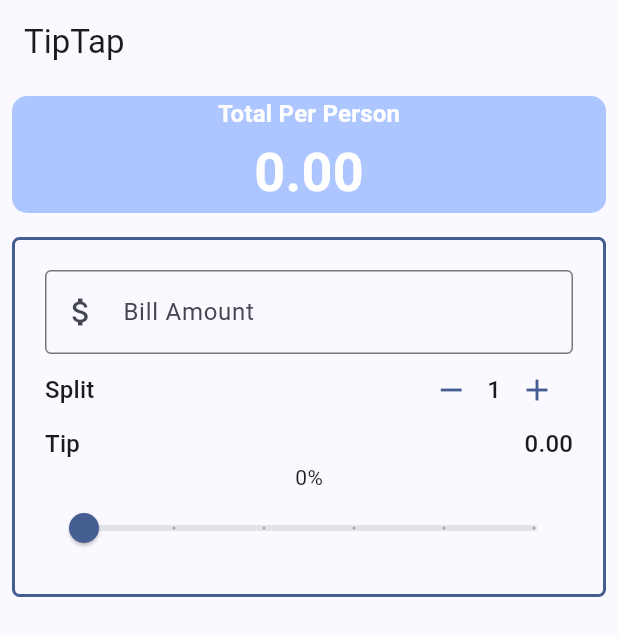
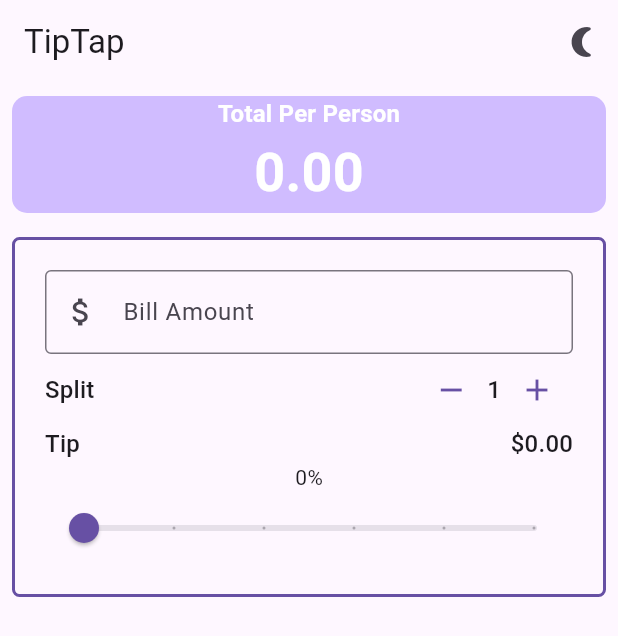
Before and after one commit to LiftAndLogic/tiptap-app, a Flutter app: the screen it shows after launch, on a phone screen of 412 x 824 dp. Shown: the top 636 px of the screen. Run offline on Flutter 3.47's test engine with Material 3 defaults, Android fonts, the phone set to English and light mode, and no system bars.

Commit message:
Tip Calculator App Using Provider

```diff
--- a/lib/main.dart
+++ b/lib/main.dart
@@ -1,13 +1,23 @@
 import 'package:flutter/material.dart';
+import 'package:provider/provider.dart';
+import 'package:tiptap/providers/ThemeProvider.dart';
+import 'package:tiptap/providers/TipCalculatorModel.dart';
 import 'package:tiptap/widgets/bill_amount_field.dart';
 import 'package:tiptap/widgets/person_counter.dart';
 import 'package:tiptap/widgets/tip_row.dart';
 import 'package:tiptap/widgets/tip_slider.dart';
+import 'package:tiptap/widgets/toggle_theme_button.dart';
 import 'package:tiptap/widgets/total_per_person.dart';
 
 
 void main() {
-  runApp(const MyApp());
+  runApp(MultiProvider(
+    providers: [
+      ChangeNotifierProvider(create: (context) => TipCalculatorModel()),
+      ChangeNotifierProvider(create: (context) => ThemeProvider()),
+      ],
+    child: const MyApp()),
+  );
 }
 
 class MyApp extends StatelessWidget {
@@ -16,11 +26,13 @@ class MyApp extends StatelessWidget {
   // This widget is the root of your application.
   @override
   Widget build(BuildContext context) {
+    final themeProvider = Provider.of<ThemeProvider>(context);
     return MaterialApp(
       title: 'TipTap',
-      theme: ThemeData(
-        colorScheme: ColorScheme.fromSeed(seedColor: Colors.blueAccent),
-      ),
+      // theme: ThemeData(
+      //   colorScheme: ColorScheme.fromSeed(seedColor: Colors.blueAccent),
+      // ),
+      theme: themeProvider.currentTheme,
       home: const TipTap(),
     );
   }
@@ -34,38 +46,13 @@ class MyApp extends StatelessWidget {
 }
 
 class _TipTapState extends State<TipTap> {
-  int _personCount = 1;
-  double _tipPecentage = 0.0;
-  double _billTotal = 0.0;
-
-  double totalPerPerson(){
-    return ((_billTotal * _tipPecentage) + (_billTotal)) / _personCount;
-  }
-
-  double totalTip(){
-    return (_billTotal * _tipPecentage);
-  }
-
-  //increment and decrement methods
-  void increment(){
-    setState(() {
-      _personCount = _personCount + 1;
-    });
-  }
-
-  void decrement(){
-    setState(() {
-      if (_personCount > 1){
-      _personCount--;
-      }
-    });
-  }
 
   @override
   Widget build(BuildContext context) {
     var theme = Theme.of(context);
-    double total = totalPerPerson();
-    double totalT = totalTip();
+    final model = Provider.of<TipCalculatorModel>(context);
+    final themeProvider = Provider.of<ThemeProvider>(context);
+
     //Add style
     final style = theme.textTheme.titleMedium!.copyWith(
       color: theme.colorScheme.onPrimary,
@@ -75,11 +62,14 @@ class _TipTapState extends State<TipTap> {
     return Scaffold(
       appBar: AppBar(
         title: const Text('TipTap'),
+        actions: [
+          ToggleThemeButton(themeProvider: themeProvider),
+        ],
       ),
       body: Column(
         crossAxisAlignment: CrossAxisAlignment.stretch,
         children: [
-          TotalPerPerson(theme: theme, style: style, total: total),
+          TotalPerPerson(theme: theme, style: style, total: model.totalPerPerson),
 
           //Form
           Padding(
@@ -96,34 +86,39 @@ class _TipTapState extends State<TipTap> {
               child: Column(
                 children: [
                   BillAmountField(
-                    billAmount: _billTotal.toString(),
-                    onChanged: (value){
-                      setState(() {
-                        _billTotal = double.parse(value);
-                      });
-                      //print("Amount: $value");
+                    billAmount: model.billTotal.toString(),
+                    onChanged: (billTotal){
+                      model.updateBillTotal(double.parse(billTotal));
+                      //print("Amount: $billTotal");
                     }
 
                   ),
                   //Split bill section
                   PersonCounter(
                     theme: theme,
-                    personCount: _personCount,
-                    onDecrement: decrement,
-                    onIncrement: increment
+                    personCount: model.personCount,
+                    onDecrement: () {
+                      if (model.personCount > 1) {
+                        model.updatePersonCount(model.personCount - 1);
+                      }
+                    },
+                    onIncrement: () {
+                      model.updatePersonCount(model.personCount + 1);
+                    }
                     ),
 
                   // == Tip Section ==
-                  TipRow(theme: theme, totalT: totalT),
+                  TipRow(theme: theme,
+                  totalT: model.billTotal,
+                  percentage: model.tipPercentage),
 
                   // == Slider text ==
-                  Text('${(_tipPecentage*100).round()}%'),
+                  Text('${(model.tipPercentage*100).round()}%'),
 
                   // == Tip Slider ==
-                  TipSlider(tipPecentage: _tipPecentage, onChanged: (double value) {
-                    setState(() {
-                       _tipPecentage = value;
-                    });
+                  TipSlider(tipPecentage: model.tipPercentage,
+                  onChanged: (double value) {
+                    model.updateTipPercentage(value);
                    },)
                 ],
               ),
--- /dev/null
+++ b/lib/providers/ThemeProvider.dart
@@ -0,0 +1,22 @@
+// ignore: duplicate_ignore
+// ignore: file_names
+// ignore_for_file: file_names
+
+import 'package:flutter/material.dart';
+
+class ThemeProvider with ChangeNotifier {
+
+  bool _isDarkMode = false;
+
+  bool get isDarkMode => _isDarkMode;
+
+  void toggleTheme() {
+    _isDarkMode = !_isDarkMode;
+    notifyListeners();
+  }
+
+  ThemeData get currentTheme {
+    return _isDarkMode ? ThemeData.dark() : ThemeData.light();
+  }
+
+}
--- /dev/null
+++ b/lib/providers/TipCalculatorModel.dart
@@ -0,0 +1,33 @@
+// ignore: duplicate_ignore
+// ignore: file_names
+// ignore_for_file: file_names
+
+import 'package:flutter/widgets.dart';
+
+class TipCalculatorModel with ChangeNotifier{
+  int _personCount = 1;
+  double _tipPecentage = 0.0;
+  double _billTotal = 0.0;
+
+  double get tipPercentage => _tipPecentage;
+  double get billTotal => _billTotal;
+  int get personCount => _personCount;
+
+
+  void updateBillTotal(double billTotal) {
+    _billTotal = billTotal;
+    notifyListeners();
+  }
+
+  void updateTipPercentage(double tipPercentage) {
+    _tipPecentage = tipPercentage;
+    notifyListeners();
+  }
+
+  void updatePersonCount(int personCount) {
+    _personCount = personCount;
+    notifyListeners();
+  }
+
+  double get totalPerPerson => ((_billTotal * _tipPecentage) + _billTotal) / _personCount;
+}
--- a/lib/widgets/tip_row.dart
+++ b/lib/widgets/tip_row.dart
@@ -4,12 +4,12 @@ class TipRow extends StatelessWidget {
   const TipRow({
     super.key,
     required this.theme,
-    required this.totalT,
+    required this.totalT, required this.percentage,
   });
 
   final ThemeData theme;
   final double totalT;
-
+  final double percentage;
   @override
   Widget build(BuildContext context) {
     return Row(
@@ -17,7 +17,7 @@ class TipRow extends StatelessWidget {
       children: [
         Text('Tip',
           style: theme.textTheme.titleMedium,),
-        Text(totalT.toStringAsFixed(2),
+        Text('\$${(totalT * percentage).toStringAsFixed(2)}',
           style: theme.textTheme.titleMedium,),
       ],
     );
--- /dev/null
+++ b/lib/widgets/toggle_theme_button.dart
@@ -0,0 +1,21 @@
+import 'package:flutter/material.dart';
+import 'package:tiptap/providers/ThemeProvider.dart';
+
+class ToggleThemeButton extends StatelessWidget {
+  const ToggleThemeButton({
+    super.key,
+    required this.themeProvider,
+  });
+
+  final ThemeProvider themeProvider;
+
+  @override
+  Widget build(BuildContext context) {
+    return IconButton(
+      onPressed: () => themeProvider.toggleTheme(),
+      icon: Icon(
+        themeProvider.isDarkMode ? Icons.wb_sunny : Icons.nightlight_round
+      ),
+    );
+  }
+}
```
Also changed, not shown: pubspec.yaml (+4 -11 lines), pubspec.lock.
